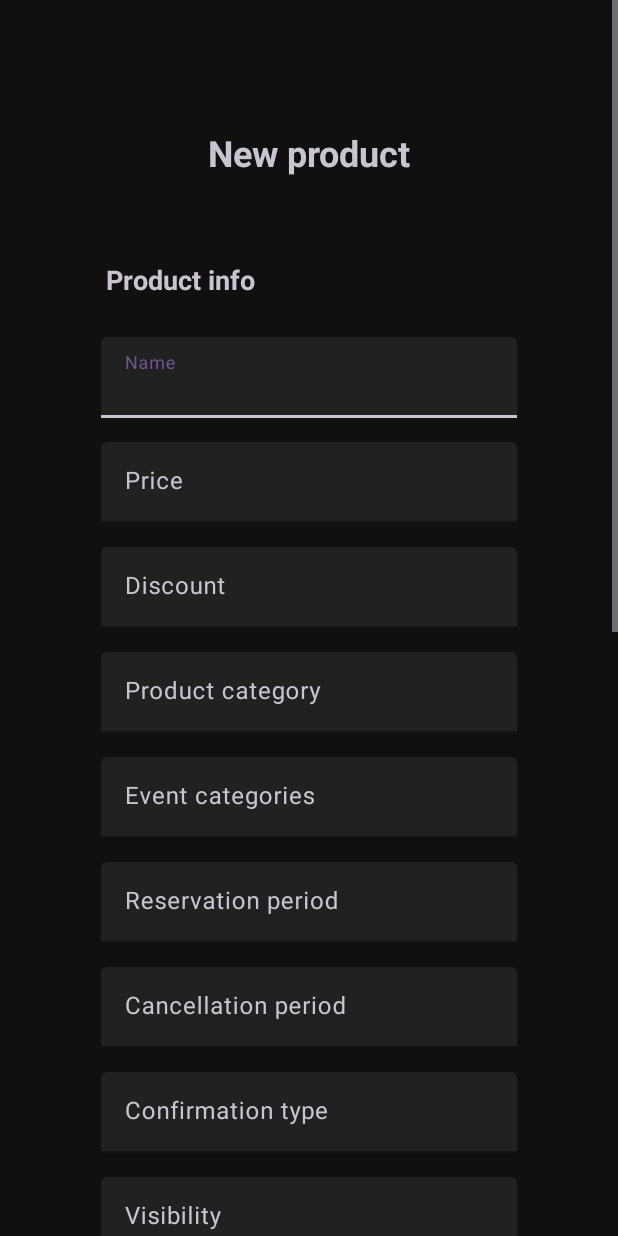
After one commit to kzi-nastava/ma-project-event-planner-siit-2024-team-27, an Android app: the fragment SellerCreateServiceFragment shown on its own in the app's theme, on a phone screen of 412 x 824 dp. The commit adds this screen. Run offline under Robolectric (Android 15) with nearby library versions, the phone set to English and light mode, and no system bars.

Commit message:
feature: adding seller create service screen

```diff
--- /dev/null
+++ b/app/src/main/java/com/wde/eventplanner/fragments/SellerCreateServiceFragment.java
@@ -0,0 +1,85 @@
+package com.wde.eventplanner.fragments;
+
+
+import android.content.Intent;
+import android.net.Uri;
+import android.os.Bundle;
+import android.provider.MediaStore;
+import android.view.LayoutInflater;
+import android.view.View;
+import android.view.ViewGroup;
+import android.widget.ImageView;
+
+import androidx.fragment.app.Fragment;
+
+import com.google.android.material.button.MaterialButton;
+import com.google.android.material.textfield.TextInputEditText;
+import com.wde.eventplanner.R;
+
+public class SellerCreateServiceFragment extends Fragment {
+
+    private static final int PICK_IMAGE_REQUEST = 1;  // Request code for image selection
+    private TextInputEditText inputName, inputPrice, inputDiscount, inputProductCategory, inputEventCategories;
+    private TextInputEditText inputReservationPeriod, inputCancellationPeriod, inputConfirmationType, inputVisibility, inputAvailability;
+    private TextInputEditText inputMinDuration, inputMaxDuration, inputDescription;
+    private MaterialButton selectImageButton, createButton;
+    private ImageView selectedImageView;
+    private Uri selectedImageUri;
+
+    public SellerCreateServiceFragment() {
+        // Required empty public constructor
+    }
+
+    @Override
+    public View onCreateView(LayoutInflater inflater, ViewGroup container,
+                             Bundle savedInstanceState) {
+        // Inflate the layout for this fragment
+        View rootView = inflater.inflate(R.layout.fragment_seller_create_service_screen, container, false);
+
+        // Bind views
+        inputName = rootView.findViewById(R.id.inputName);
+        inputPrice = rootView.findViewById(R.id.inputPrice);
+        inputDiscount = rootView.findViewById(R.id.inputDiscount);
+        inputProductCategory = rootView.findViewById(R.id.inputProductCategory);
+        inputEventCategories = rootView.findViewById(R.id.inputEventCategories);
+        inputReservationPeriod = rootView.findViewById(R.id.inputReservationPeriod);
+        inputCancellationPeriod = rootView.findViewById(R.id.inputCancellationPeriod);
+        inputConfirmationType = rootView.findViewById(R.id.inputConfirmationType);
+        inputVisibility = rootView.findViewById(R.id.inputVisibility);
+        inputAvailability = rootView.findViewById(R.id.inputAvailability);
+        inputMinDuration = rootView.findViewById(R.id.inputMinDuration);
+        inputMaxDuration = rootView.findViewById(R.id.inputMaxDuration);
+        inputDescription = rootView.findViewById(R.id.inputDescription);
+
+        selectImageButton = rootView.findViewById(R.id.selectImageButton);
+        createButton = rootView.findViewById(R.id.createButton);
+        selectedImageView = rootView.findViewById(R.id.selectedImageView);
+
+        // Set up listeners
+        selectImageButton.setOnClickListener(v -> openImagePicker());
+
+        createButton.setOnClickListener(v -> createService());
+
+        return rootView;
+    }
+
+    private void openImagePicker() {
+        Intent intent = new Intent(Intent.ACTION_PICK, MediaStore.Images.Media.EXTERNAL_CONTENT_URI);
+        startActivityForResult(intent, PICK_IMAGE_REQUEST);
+    }
+
+    // Handle the result of the image selection
+    @Override
+    public void onActivityResult(int requestCode, int resultCode, Intent data) {
+        super.onActivityResult(requestCode, resultCode, data);
+
+        if (requestCode == PICK_IMAGE_REQUEST && resultCode == getActivity().RESULT_OK && data != null && data.getData() != null) {
+            selectedImageUri = data.getData();
+            selectedImageView.setImageURI(selectedImageUri);
+        }
+    }
+
+    public void createService() {
+
+    }
+}
--- /dev/null
+++ b/app/src/main/res/layout/fragment_seller_create_service_screen.xml
@@ -0,0 +1,354 @@
+<?xml version="1.0" encoding="utf-8"?>
+<ScrollView
+    xmlns:android="http://schemas.android.com/apk/res/android"
+    xmlns:app="http://schemas.android.com/apk/res-auto"
+    xmlns:tools="http://schemas.android.com/tools"
+    android:id="@+id/main"
+    android:layout_width="match_parent"
+    android:layout_height="match_parent">
+
+    <androidx.constraintlayout.widget.ConstraintLayout
+        android:layout_width="match_parent"
+        android:layout_height="wrap_content"
+        android:padding="35dp">
+
+        <!-- Title -->
+        <TextView
+            android:id="@+id/title"
+            android:layout_width="wrap_content"
+            android:layout_height="wrap_content"
+            android:layout_marginTop="50dp"
+            android:layout_marginBottom="16dp"
+            android:text="@string/new_product"
+            android:textSize="24sp"
+            android:textStyle="bold"
+            app:layout_constraintEnd_toEndOf="parent"
+            app:layout_constraintStart_toStartOf="parent"
+            app:layout_constraintTop_toTopOf="parent" />
+
+        <TextView
+            android:id="@+id/productInfoLabel"
+            android:layout_width="wrap_content"
+            android:layout_height="wrap_content"
+            android:layout_marginTop="16dp"
+            android:layout_marginBottom="8dp"
+            android:paddingStart="35dp"
+            android:paddingTop="40dp"
+            android:paddingBottom="10dp"
+            android:text="@string/product_info"
+            android:textSize="18sp"
+            android:textStyle="bold"
+            app:layout_constraintStart_toStartOf="parent"
+            app:layout_constraintTop_toBottomOf="@id/title"
+            tools:ignore="RtlSymmetry" />
+
+        <!-- Name -->
+        <com.google.android.material.textfield.TextInputLayout
+            android:id="@+id/nameLayout"
+            style="@style/CustomTextInputLayout"
+            android:layout_width="0dp"
+            android:layout_height="wrap_content"
+            android:layout_marginHorizontal="32dp"
+            android:layout_marginTop="16dp"
+            android:hint="@string/name"
+            app:layout_constraintEnd_toEndOf="parent"
+            app:layout_constraintStart_toStartOf="parent"
+            app:layout_constraintTop_toBottomOf="@id/productInfoLabel">
+
+            <com.google.android.material.textfield.TextInputEditText
+                android:id="@+id/inputName"
+                android:layout_width="match_parent"
+                android:layout_height="wrap_content" />
+        </com.google.android.material.textfield.TextInputLayout>
+
+        <!-- Surname -->
+        <com.google.android.material.textfield.TextInputLayout
+            android:id="@+id/priceLayout"
+            style="@style/CustomTextInputLayout"
+            android:layout_width="0dp"
+            android:layout_height="wrap_content"
+            android:layout_marginHorizontal="32dp"
+            android:layout_marginTop="16dp"
+            android:hint="@string/price"
+            app:layout_constraintEnd_toEndOf="parent"
+            app:layout_constraintStart_toStartOf="parent"
+            app:layout_constraintTop_toBottomOf="@id/nameLayout">
+
+            <com.google.android.material.textfield.TextInputEditText
+                android:id="@+id/inputPrice"
+                android:layout_width="match_parent"
+                android:layout_height="wrap_content" />
+        </com.google.android.material.textfield.TextInputLayout>
+
+        <!-- Email -->
+        <com.google.android.material.textfield.TextInputLayout
+            android:id="@+id/discountLayout"
+            style="@style/CustomTextInputLayout"
+            android:layout_width="0dp"
+            android:layout_height="wrap_content"
+            android:layout_marginHorizontal="32dp"
+            android:layout_marginTop="16dp"
+            android:hint="@string/discount"
+            app:layout_constraintEnd_toEndOf="parent"
+            app:layout_constraintStart_toStartOf="parent"
+            app:layout_constraintTop_toBottomOf="@id/priceLayout">
+
+            <com.google.android.material.textfield.TextInputEditText
+                android:id="@+id/inputDiscount"
+                android:layout_width="match_parent"
+                android:layout_height="wrap_content"
+                android:inputType="textEmailAddress" />
+        </com.google.android.material.textfield.TextInputLayout>
+
+        <!-- Password -->
+        <com.google.android.material.textfield.TextInputLayout
+            android:id="@+id/eventCategoriesLayout"
+            style="@style/CustomTextInputLayout"
+            android:layout_width="0dp"
+            android:layout_height="wrap_content"
+            android:layout_marginHorizontal="32dp"
+            android:layout_marginTop="16dp"
+            android:hint="@string/event_categories"
+            app:layout_constraintEnd_toEndOf="parent"
+            app:layout_constraintStart_toStartOf="parent"
+            app:layout_constraintTop_toBottomOf="@id/productCategoryLayout">
+
+            <com.google.android.material.textfield.TextInputEditText
+                android:id="@+id/inputEventCategories"
+                android:layout_width="match_parent"
+                android:layout_height="wrap_content"
+                android:inputType="textPassword" />
+        </com.google.android.material.textfield.TextInputLayout>
+
+        <!-- Repeat Password -->
+        <com.google.android.material.textfield.TextInputLayout
+            android:id="@+id/reservationPeriodLayout"
+            style="@style/CustomTextInputLayout"
+            android:layout_width="0dp"
+            android:layout_height="wrap_content"
+            android:layout_marginHorizontal="32dp"
+            android:layout_marginTop="16dp"
+            android:hint="@string/reservation_period"
+            app:layout_constraintEnd_toEndOf="parent"
+            app:layout_constraintStart_toStartOf="parent"
+            app:layout_constraintTop_toBottomOf="@id/eventCategoriesLayout">
+
+            <com.google.android.material.textfield.TextInputEditText
+                android:id="@+id/inputReservationPeriod"
+                android:layout_width="match_parent"
+                android:layout_height="wrap_content"
+                android:inputType="textPassword" />
+        </com.google.android.material.textfield.TextInputLayout>
+
+        <!-- Company Name -->
+        <com.google.android.material.textfield.TextInputLayout
+            android:id="@+id/cancellationPeriodLayout"
+            style="@style/CustomTextInputLayout"
+            android:layout_width="0dp"
+            android:layout_height="wrap_content"
+            android:layout_marginHorizontal="32dp"
+            android:layout_marginTop="16dp"
+            android:hint="@string/cancellation_period"
+            app:layout_constraintEnd_toEndOf="parent"
+            app:layout_constraintStart_toStartOf="parent"
+            app:layout_constraintTop_toBottomOf="@+id/reservationPeriodLayout">
+
+            <com.google.android.material.textfield.TextInputEditText
+                android:id="@+id/inputCancellationPeriod"
+                android:layout_width="match_parent"
+                android:layout_height="wrap_content" />
+        </com.google.android.material.textfield.TextInputLayout>
+
+        <!-- Phone -->
+        <com.google.android.material.textfield.TextInputLayout
+            android:id="@+id/confirmationTypeLayout"
+            style="@style/CustomTextInputLayout"
+            android:layout_width="0dp"
+            android:layout_height="wrap_content"
+            android:layout_marginHorizontal="32dp"
+            android:layout_marginTop="16dp"
+            android:hint="@string/confirmation_type"
+            app:layout_constraintEnd_toEndOf="parent"
+            app:layout_constraintStart_toStartOf="parent"
+            app:layout_constraintTop_toBottomOf="@id/cancellationPeriodLayout">
+
+            <com.google.android.material.textfield.TextInputEditText
+                android:id="@+id/inputConfirmationType"
+                android:layout_width="match_parent"
+                android:layout_height="wrap_content"
+                android:inputType="phone" />
+
+        </com.google.android.material.textfield.TextInputLayout>
+
+        <!-- Phone -->
+        <com.google.android.material.textfield.TextInputLayout
+            android:id="@+id/visibilityLayout"
+            style="@style/CustomTextInputLayout"
+            android:layout_width="0dp"
+            android:layout_height="wrap_content"
+            android:layout_marginHorizontal="32dp"
+            android:layout_marginTop="16dp"
+            android:hint="@string/visibility"
+            app:hintAnimationEnabled="true"
+            app:layout_constraintEnd_toEndOf="parent"
+            app:layout_constraintStart_toStartOf="parent"
+            app:layout_constraintTop_toBottomOf="@id/confirmationTypeLayout">
+
+            <com.google.android.material.textfield.TextInputEditText
+                android:id="@+id/inputVisibility"
+                android:layout_width="match_parent"
+                android:layout_height="wrap_content"
+                android:inputType="phone" />
+
+        </com.google.android.material.textfield.TextInputLayout>
+
+        <!-- Description -->
+        <com.google.android.material.textfield.TextInputLayout
+            android:id="@+id/descriptionLayout"
+            style="@style/CustomTextInputLayout"
+            android:layout_width="0dp"
+            android:layout_height="wrap_content"
+            android:layout_marginHorizontal="32dp"
+            android:layout_marginTop="16dp"
+            android:hint="@string/description"
+            app:layout_constraintEnd_toEndOf="parent"
+            app:layout_constraintStart_toStartOf="parent"
+            app:layout_constraintTop_toBottomOf="@id/availabilityLayout">
+
+            <com.google.android.material.textfield.TextInputEditText
+                android:id="@+id/inputDescription"
+                android:layout_width="match_parent"
+                android:layout_height="wrap_content"
+                android:gravity="top"
+                android:inputType="textMultiLine"
+                android:lines="4"
+                android:minHeight="120dp"
+                tools:layout_editor_absoluteX="67dp"
+                tools:layout_editor_absoluteY="770dp" />
+        </com.google.android.material.textfield.TextInputLayout>
+
+        <!-- City -->
+
+        <!-- Address -->
+        <com.google.android.material.textfield.TextInputLayout
+            android:id="@+id/maxDurationLayout"
+            style="@style/CustomTextInputLayout"
+            android:layout_width="0dp"
+            android:layout_height="wrap_content"
+            android:layout_marginHorizontal="32dp"
+            android:layout_marginTop="16dp"
+            android:hint="@string/max_duration"
+            app:layout_constraintEnd_toEndOf="parent"
+            app:layout_constraintStart_toStartOf="parent"
+            app:layout_constraintTop_toBottomOf="@id/addressLayout">
+
+            <com.google.android.material.textfield.TextInputEditText
+                android:id="@+id/inputMaxDuration"
+                android:layout_width="match_parent"
+                android:layout_height="wrap_content"
+                tools:layout_editor_absoluteX="67dp"
+                tools:layout_editor_absoluteY="976dp" />
+        </com.google.android.material.textfield.TextInputLayout>
+
+        <!-- Address -->
+        <com.google.android.material.textfield.TextInputLayout
+            android:id="@+id/availabilityLayout"
+            style="@style/CustomTextInputLayout"
+            android:layout_width="0dp"
+            android:layout_height="wrap_content"
+            android:layout_marginHorizontal="32dp"
+            android:layout_marginTop="16dp"
+            android:hint="@string/availability"
+            app:layout_constraintEnd_toEndOf="parent"
+            app:layout_constraintStart_toStartOf="parent"
+            app:layout_constraintTop_toBottomOf="@id/maxDurationLayout">
+
+            <com.google.android.material.textfield.TextInputEditText
+                android:id="@+id/inputAvailability"
+                android:layout_width="match_parent"
+                android:layout_height="wrap_content"
+                tools:layout_editor_absoluteX="67dp"
+                tools:layout_editor_absoluteY="976dp" />
+        </com.google.android.material.textfield.TextInputLayout>
+
+        <!-- Address -->
+        <com.google.android.material.textfield.TextInputLayout
+            android:id="@+id/productCategoryLayout"
+            style="@style/CustomTextInputLayout"
+            android:layout_width="0dp"
+            android:layout_height="wrap_content"
+            android:layout_marginHorizontal="32dp"
+            android:layout_marginTop="16dp"
+            android:hint="@string/product_category"
+            app:layout_constraintEnd_toEndOf="parent"
+            app:layout_constraintStart_toStartOf="parent"
+            app:layout_constraintTop_toBottomOf="@id/discountLayout">
+
+            <com.google.android.material.textfield.TextInputEditText
+                android:id="@+id/inputProductCategory"
+                android:layout_width="match_parent"
+                android:layout_height="wrap_content"
+                tools:layout_editor_absoluteX="67dp"
+                tools:layout_editor_absoluteY="976dp" />
+        </com.google.android.material.textfield.TextInputLayout>
+
+        <!-- Address -->
+        <com.google.android.material.textfield.TextInputLayout
+            android:id="@+id/addressLayout"
+            style="@style/CustomTextInputLayout"
+            android:layout_width="0dp"
+            android:layout_height="wrap_content"
+            android:layout_marginHorizontal="32dp"
+            android:layout_marginTop="16dp"
+            android:hint="@string/min_duration"
+            app:layout_constraintEnd_toEndOf="parent"
+            app:layout_constraintStart_toStartOf="parent"
+            app:layout_constraintTop_toBottomOf="@id/visibilityLayout">
+
+            <com.google.android.material.textfield.TextInputEditText
+                android:id="@+id/inputMinDuration"
+                android:layout_width="match_parent"
+                android:layout_height="wrap_content"
+                tools:layout_editor_absoluteX="67dp"
+                tools:layout_editor_absoluteY="976dp" />
+        </com.google.android.material.textfield.TextInputLayout>
+
+        <!-- Image Selection Button -->
+        <com.google.android.material.button.MaterialButton
+            android:id="@+id/selectImageButton"
+            style="@style/CustomButtonStyle"
+            android:layout_width="0dp"
+            android:layout_height="wrap_content"
+            android:layout_marginHorizontal="32dp"
+            android:layout_marginTop="16dp"
+            android:text="@string/select_image"
+            app:layout_constraintEnd_toEndOf="parent"
+            app:layout_constraintStart_toStartOf="parent"
+            app:layout_constraintTop_toBottomOf="@id/descriptionLayout" />
+
+        <!-- ImageView to display selected image -->
+        <ImageView
+            android:id="@+id/selectedImageView"
+            android:layout_width="wrap_content"
+            android:layout_height="200dp"
+            android:layout_marginTop="28dp"
+            android:src="@android:drawable/ic_menu_camera"
+            app:layout_constraintEnd_toEndOf="parent"
+            app:layout_constraintStart_toStartOf="parent"
+            app:layout_constraintTop_toBottomOf="@id/selectImageButton" />
+
+        <!-- Register Button -->
+        <com.google.android.material.button.MaterialButton
+            android:id="@+id/createButton"
+            style="@style/CustomButtonStyle"
+            android:layout_width="0dp"
+            android:layout_height="wrap_content"
+            android:layout_marginHorizontal="32dp"
+            android:layout_marginTop="52dp"
+            android:text="@string/create_service"
+            app:layout_constraintEnd_toEndOf="parent"
+            app:layout_constraintStart_toStartOf="parent"
+            app:layout_constraintTop_toBottomOf="@id/selectedImageView" />
+
+    </androidx.constraintlayout.widget.ConstraintLayout>
+</ScrollView>
--- a/app/src/main/res/values/strings.xml
+++ b/app/src/main/res/values/strings.xml
@@ -26,5 +26,20 @@
     <string name="home">Home</string>
     <string name="top_events">Top events</string>
     <string name="top_products_and_services">Top products and services</string>
+    <string name="new_product">New product</string>
     <string name="discounted_price"><strike>200€</strike></string>
+    <string name="product_info">Product info</string>
+    <string name="price">Price</string>
+    <string name="discount">Discount</string>
+    <string name="product_category">Product category</string>
+    <string name="event_categories">Event categories</string>
+    <string name="reservation_period">Reservation period</string>
+    <string name="photos">Photos</string>
+    <string name="min_duration">Min. duration</string>
+    <string name="max_duration">Max. duration</string>
+    <string name="availability">Availability</string>
+    <string name="visibility">Visibility</string>
+    <string name="confirmation_type">Confirmation type</string>
+    <string name="cancellation_period">Cancellation period</string>
+    <string name="create_service">Create service</string>
 </resources>
```
